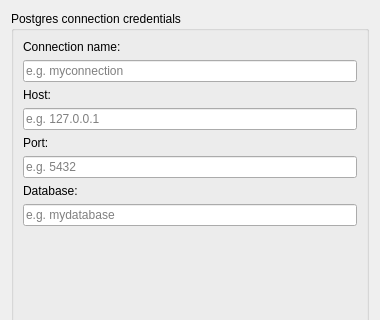
The window that ui/connector.ui (tudelft3d/3DCityDB-Tools-for-QGIS) describes before a commit, drawn with Qt 5; both pictures show x 0 to 380 and y 0 to 320 of the 380 by 610 pixel window.
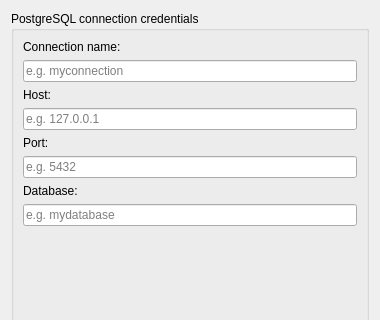
The same window after the commit. Custom widgets are drawn as their Qt base class.

Diff of the .ui file:
```diff
--- a/ui/connector.ui
+++ b/ui/connector.ui
@@ -19,7 +19,7 @@
      <item>
       <widget class="QGroupBox" name="gbxConnDet">
        <property name="title">
-        <string>Postgres connection credentials</string>
+        <string>PostgreSQL connection credentials</string>
        </property>
        <layout class="QVBoxLayout" name="verticalLayout_2">
         <item>
```
Left out of the diff: 2 changed lines with no effect on the pictures.
